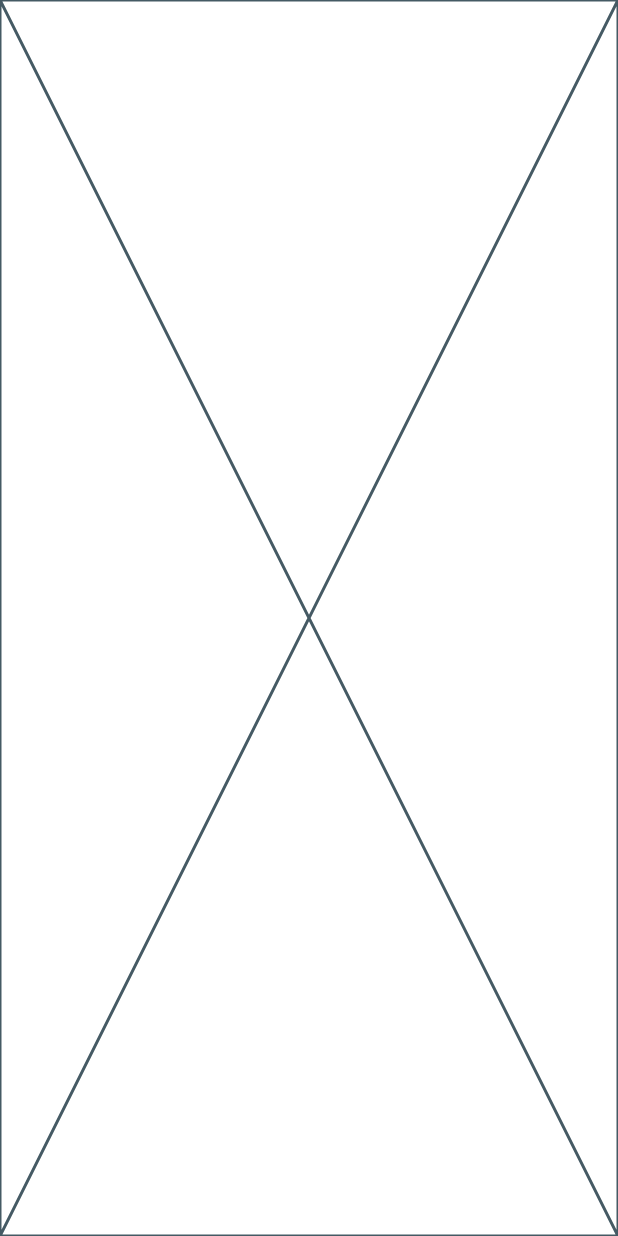
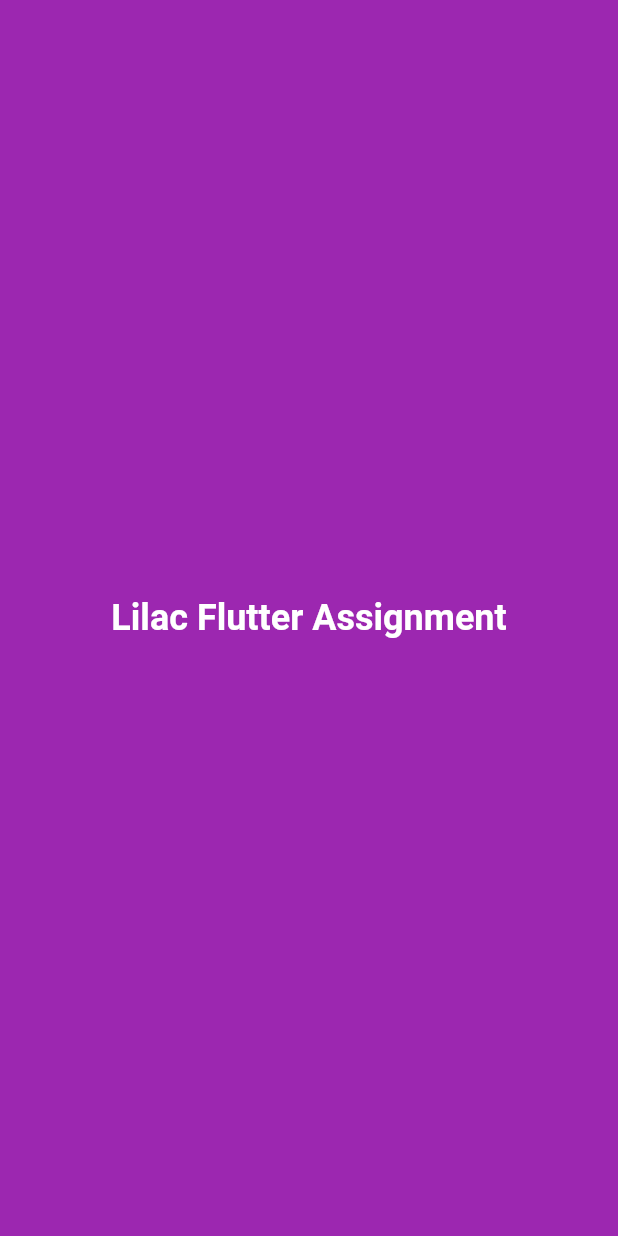
Before and after one commit to finosemajeed/weather_now, a Flutter app: the first screen one second after launch, on a phone screen of 412 x 824 dp. Run offline on Flutter 3.47's test engine with Material 2 defaults, Android fonts, the phone set to English and light mode, and no system bars.

Commit message:
splash screen completed

```diff
--- a/lib/presentation/home_screen/home_screen.dart
+++ b/lib/presentation/home_screen/home_screen.dart
@@ -1,11 +1,16 @@
-import 'package:flutter/src/widgets/framework.dart';
-import 'package:flutter/src/widgets/placeholder.dart';
+import 'package:flutter/material.dart';
 
-class HomeScreen extends StatelessWidget {
-  const HomeScreen({super.key});
+class DashboardScreen extends StatelessWidget {
+  const DashboardScreen({super.key});
 
   @override
   Widget build(BuildContext context) {
-    return const Placeholder();
+    return Scaffold(
+      body: Container(
+        child: const Center(
+          child: Text('homeScreen'),
+        ),
+      ),
+    );
   }
 }
--- a/lib/presentation/main_screen.dart
+++ b/lib/presentation/main_screen.dart
@@ -1,4 +1,5 @@
 import 'package:flutter/material.dart';
+import 'package:whether_now/presentation/dashboard_screen/dashboard_screen.dart';
 import 'package:whether_now/presentation/splash_screen/splash_screen.dart';
 
 class MainScreen extends StatelessWidget {
@@ -7,11 +8,16 @@ class MainScreen extends StatelessWidget {
   @override
   Widget build(BuildContext context) {
     return MaterialApp(
+      debugShowCheckedModeBanner: false,
       title: 'Whether now',
       theme: ThemeData(
         primarySwatch: Colors.blue,
       ),
       home: const SplashScreen(),
+      routes: {
+        '/splash_screen': (context) => const SplashScreen(),
+        '/dashboard_screen': (context) => const DashboardScreen(),
+      },
     );
   }
 }
--- a/lib/presentation/splash_screen/splash_screen.dart
+++ b/lib/presentation/splash_screen/splash_screen.dart
@@ -1,11 +1,38 @@
-import 'package:flutter/src/widgets/framework.dart';
-import 'package:flutter/src/widgets/placeholder.dart';
+import 'dart:async';
 
-class SplashScreen extends StatelessWidget {
+import 'package:flutter/material.dart';
+
+class SplashScreen extends StatefulWidget {
   const SplashScreen({super.key});
 
   @override
+  State<SplashScreen> createState() => _SplashScreenState();
+}
+
+class _SplashScreenState extends State<SplashScreen> {
+  @override
+  void initState() {
+    Timer(const Duration(seconds: 3),
+        () => Navigator.of(context).pushReplacementNamed('/dashboard_screen'));
+    super.initState();
+  }
+
+  @override
   Widget build(BuildContext context) {
-    return const Placeholder();
+    return Scaffold(
+      body: Container(
+        color: Colors.purple,
+        child: const Center(
+          child: Text(
+            'Lilac Flutter Assignment',
+            style: TextStyle(
+              fontSize: 24,
+              fontWeight: FontWeight.bold,
+              color: Colors.white,
+            ),
+          ),
+        ),
+      ),
+    );
   }
 }
```
